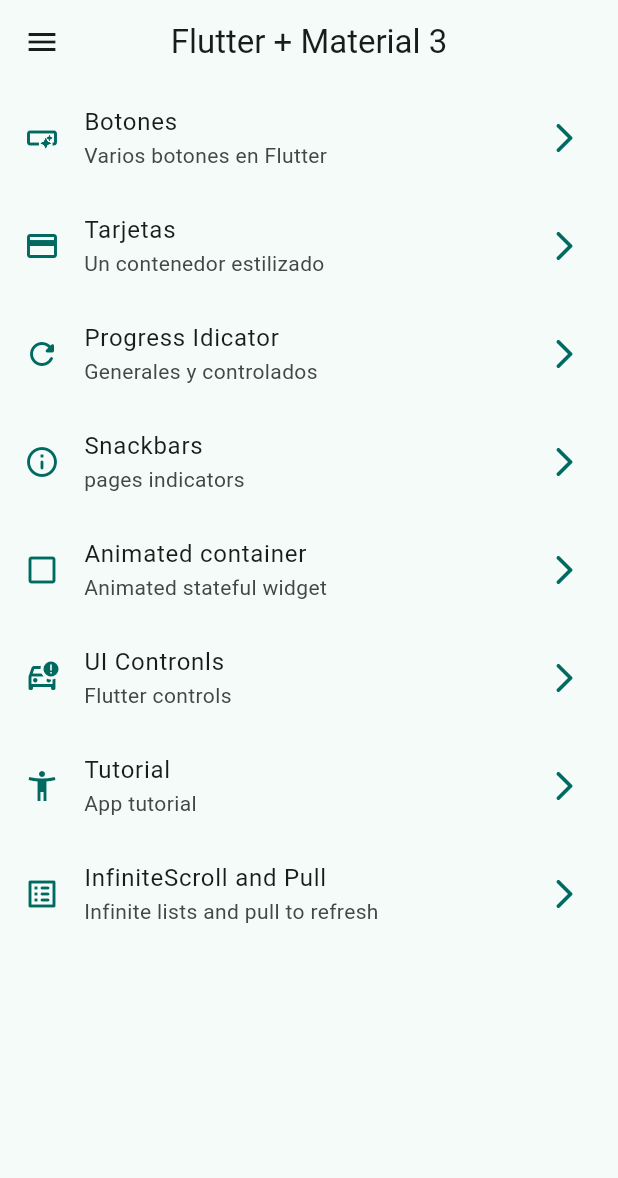
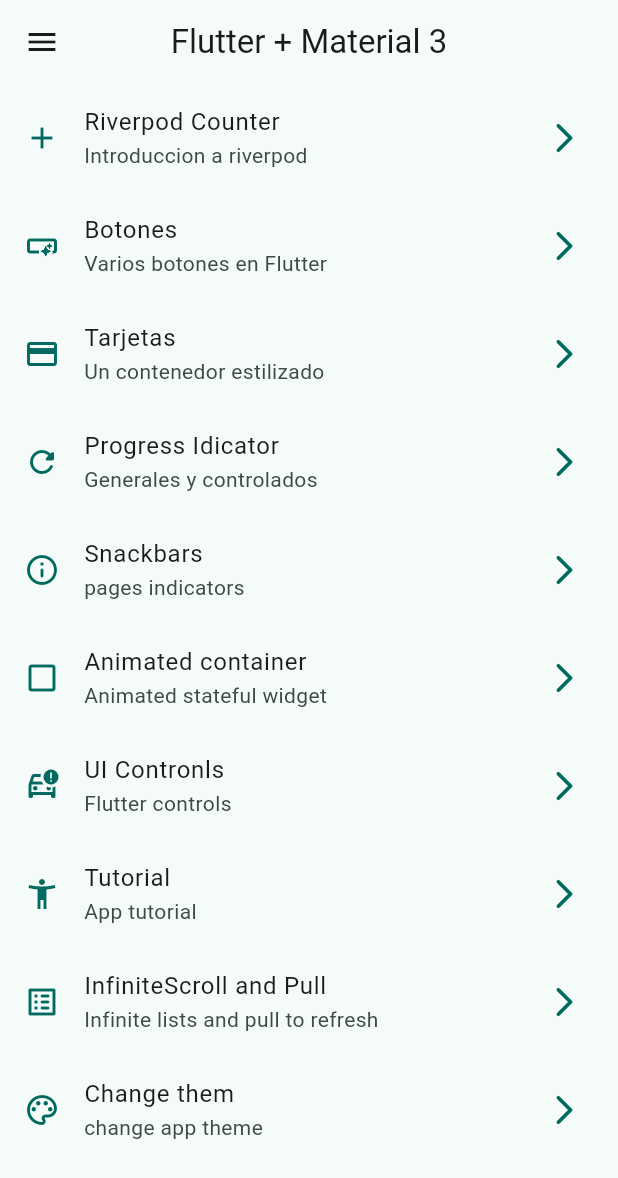
Before and after one commit to Hjuanma/widgets_app, a Flutter app: the screen it shows after launch, on a phone screen of 412 x 824 dp. Shown: the top 1178 px of the screen. Run offline on Flutter 3.47's test engine with Material 2 defaults, Android fonts, the phone set to English and light mode, and no system bars; our stand-ins replace animate_do, flutter_riverpod, go_router.

Commit message:
Add riverpod provider

```diff
--- a/lib/config/menu/menu_items.dart
+++ b/lib/config/menu/menu_items.dart
@@ -14,6 +14,11 @@ class MenuItem {
 }
 
 const appMenuItems = <MenuItem>[
+  MenuItem(
+      title: "Riverpod Counter",
+      subTitle: "Introduccion a riverpod",
+      link: "/counter",
+      icon: Icons.add),
   MenuItem(
       title: "Botones",
       subTitle: "Varios botones en Flutter",
@@ -54,4 +59,9 @@ const appMenuItems = <MenuItem>[
       subTitle: "Infinite lists and pull to refresh",
       link: "/infitescroll",
       icon: Icons.list_alt_rounded),
+  MenuItem(
+      title: "Change them",
+      subTitle: "change app theme",
+      link: "/theme-changer",
+      icon: Icons.color_lens_outlined),
 ];
--- a/lib/config/router/app_router.dart
+++ b/lib/config/router/app_router.dart
@@ -51,5 +51,15 @@ final AppRouter = GoRouter(
       path: '/infitescroll',
       builder: (context, state) => const InfiniteScrollScreen(),
     ),
+    GoRoute(
+      name: CouterScreen.name,
+      path: '/counter',
+      builder: (context, state) => const CouterScreen(),
+    ),
+    GoRoute(
+      name: ThemeChangerScreen.name,
+      path: '/theme-changer',
+      builder: (context, state) => const ThemeChangerScreen(),
+    ),
   ],
 );
--- a/lib/main.dart
+++ b/lib/main.dart
@@ -1,9 +1,10 @@
 import 'package:flutter/material.dart';
+import 'package:flutter_riverpod/flutter_riverpod.dart';
 import 'package:widgets_app/config/theme/app_theme.dart';
 import 'package:widgets_app/config/router/app_router.dart';
 
 void main() {
-  runApp(const MainApp());
+  runApp(const ProviderScope(child: MainApp()));
 }
 
 class MainApp extends StatelessWidget {
@@ -16,7 +17,6 @@ class MainApp extends StatelessWidget {
       routerConfig: AppRouter,
       debugShowCheckedModeBanner: false,
       theme: AppTheme(selectedColor: 1).getTheme(),
-
     );
   }
 }
--- /dev/null
+++ b/lib/presentation/Providers/counter_provider.dart
@@ -0,0 +1,3 @@
+import 'package:flutter_riverpod/flutter_riverpod.dart';
+
+final counterProvider = StateProvider((ref) => 0);
--- a/lib/presentation/screens/screens.dart
+++ b/lib/presentation/screens/screens.dart
@@ -1,7 +1,10 @@
+
 export 'package:widgets_app/presentation/screens/animated/animated_screen.dart';
 export 'package:widgets_app/presentation/screens/app_tutorial/app_tutorial.dart';
 export 'package:widgets_app/presentation/screens/buttons/button_screen.dart';
 export 'package:widgets_app/presentation/screens/cards/card_screen.dart';
+export 'package:widgets_app/presentation/screens/counter/counter_screen.dart';
 export 'package:widgets_app/presentation/screens/home/home_screen.dart';
 export 'package:widgets_app/presentation/screens/snackbar/snackbar_screen.dart';
+export 'package:widgets_app/presentation/screens/theme_chenger/theme_chenger_screen.dart';
 export 'package:widgets_app/presentation/screens/ui_controls/ui_controls_screen.dart';
--- a/pubspec.yaml
+++ b/pubspec.yaml
@@ -10,6 +10,7 @@ dependencies:
   animate_do: ^3.0.2
   flutter:
     sdk: flutter
+  flutter_riverpod: ^2.3.6
   go_router: ^7.0.1
 
 dev_dependencies:
```
Also changed, not shown: lib/presentation/Providers/theme_provider.dart (added, +8 -0 lines), lib/presentation/screens/counter/counter_screen.dart (added, +46 -0 lines), pubspec.lock.
